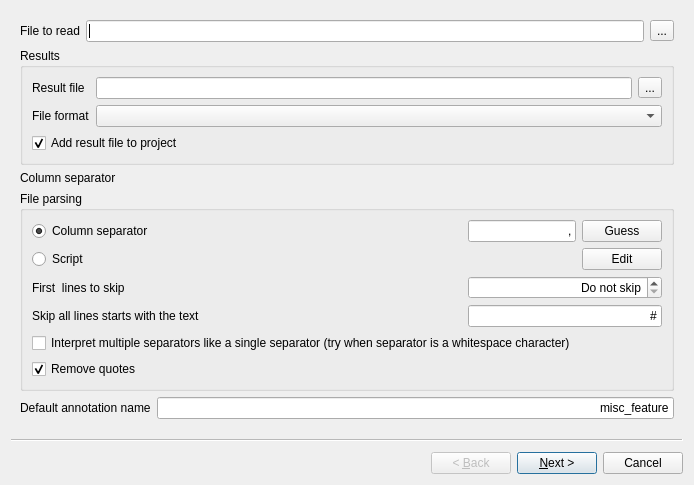
Qt form src/plugins/dna_export/src/ui/ImportAnnotationsFromCSVDialog.ui (violethaze74/ugene) before a commit.
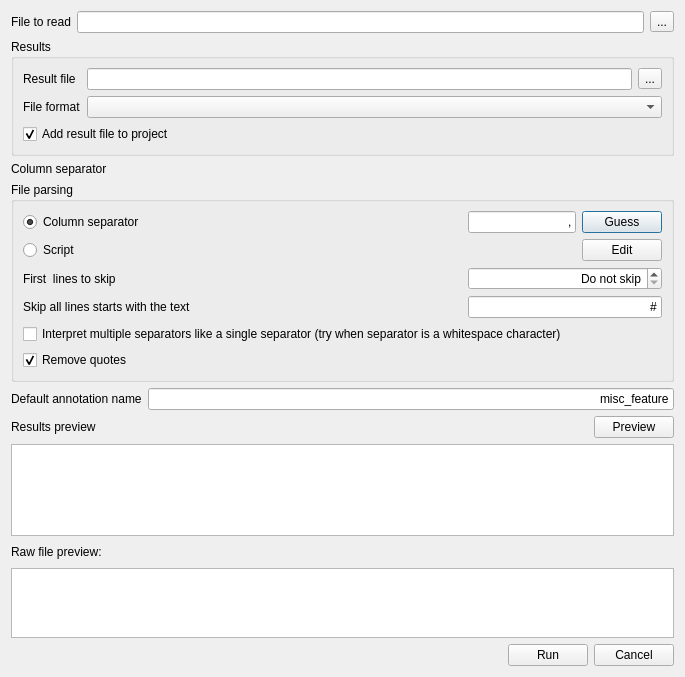
The same form after that commit.

Commit message: trunk: Fix for UGENE-495

```diff
--- a/src/plugins/dna_export/src/ui/ImportAnnotationsFromCSVDialog.ui
+++ b/src/plugins/dna_export/src/ui/ImportAnnotationsFromCSVDialog.ui
@@ -1,26 +1,19 @@
 <?xml version="1.0" encoding="UTF-8"?>
 <ui version="4.0">
  <class>ImportAnnotationsFromCSVDialog</class>
- <widget class="QWizard" name="ImportAnnotationsFromCSVDialog">
+ <widget class="QDialog" name="ImportAnnotationsFromCSVDialog">
   <property name="geometry">
    <rect>
     <x>0</x>
     <y>0</y>
-    <width>636</width>
-    <height>447</height>
+    <width>685</width>
+    <height>677</height>
    </rect>
   </property>
   <property name="windowTitle">
    <string>Import annotations from CSV</string>
   </property>
-  <property name="autoFillBackground">
-   <bool>true</bool>
-  </property>
-  <property name="wizardStyle">
-   <enum>QWizard::ClassicStyle</enum>
-  </property>
-  <widget class="QWizardPage" name="wizardPage1">
-   <property name="autoFillBackground">
+  <property name="modal">
     <bool>true</bool>
    </property>
    <layout class="QVBoxLayout" name="verticalLayout">
@@ -312,15 +305,8 @@
       </item>
      </layout>
     </item>
-   </layout>
-  </widget>
-  <widget class="QWizardPage" name="wizardPage2">
-   <property name="autoFillBackground">
-    <bool>true</bool>
-   </property>
-   <layout class="QVBoxLayout" name="verticalLayout_3">
     <item>
-     <layout class="QHBoxLayout" name="horizontalLayout_7">
+    <layout class="QHBoxLayout" name="horizontalLayout_2">
       <item>
        <widget class="QLabel" name="label_9">
         <property name="text">
@@ -341,6 +327,13 @@
         </property>
        </spacer>
       </item>
+     <item>
+      <widget class="QPushButton" name="previewButton">
+       <property name="text">
+        <string>Preview</string>
+       </property>
+      </widget>
+     </item>
      </layout>
     </item>
     <item>
@@ -357,7 +350,7 @@
      </widget>
     </item>
     <item>
-     <layout class="QHBoxLayout" name="horizontalLayout_6">
+    <layout class="QHBoxLayout" name="horizontalLayout_4">
       <item>
        <widget class="QLabel" name="label_8">
         <property name="text">
@@ -393,8 +386,38 @@
       </property>
      </widget>
     </item>
-   </layout>
-  </widget>
+   <item>
+    <layout class="QHBoxLayout" name="horizontalLayout">
+     <item>
+      <spacer name="horizontalSpacer">
+       <property name="orientation">
+        <enum>Qt::Horizontal</enum>
+       </property>
+       <property name="sizeHint" stdset="0">
+        <size>
+         <width>40</width>
+         <height>20</height>
+        </size>
+       </property>
+      </spacer>
+     </item>
+     <item>
+      <widget class="QPushButton" name="runButton">
+       <property name="text">
+        <string>Run</string>
+       </property>
+      </widget>
+     </item>
+     <item>
+      <widget class="QPushButton" name="cancelButton">
+       <property name="text">
+        <string>Cancel</string>
+       </property>
+      </widget>
+     </item>
+    </layout>
+   </item>
+  </layout>
  </widget>
  <resources/>
  <connections/>
```
Left out of the diff: 46 changed lines with no effect on the pictures. Lines whose indentation alone changed are shown as unchanged. The commit also changes 2 other files.
